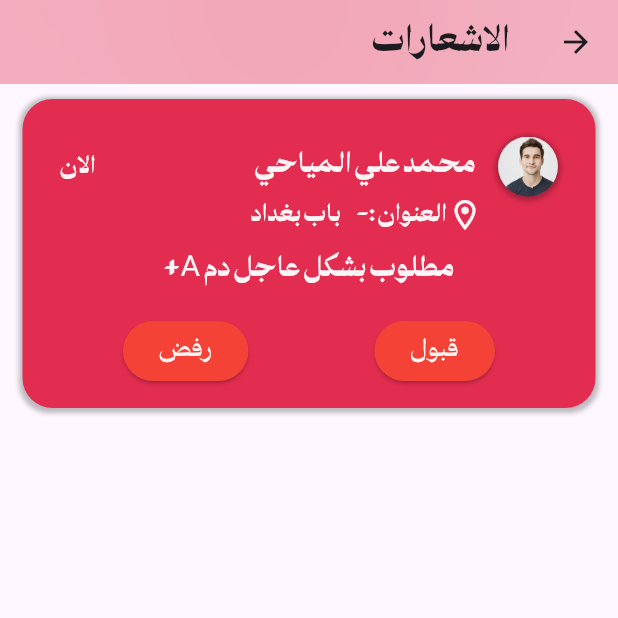
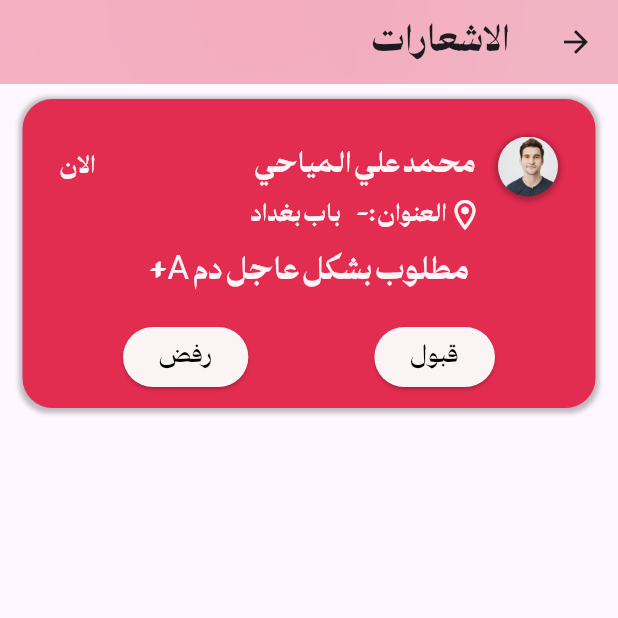
Before and after one commit to KarrarAlmayyahi/BloodBank2024, a Flutter app: the notify screen opened directly, on a phone screen of 412 x 824 dp, the top half of it. Run offline on Flutter 3.47's test engine with Material 3 defaults, Android fonts, the phone set to English and light mode, and no system bars; our stand-ins replace carousel_slider, fl_chart, font_awesome_flutter, get, persistent_bottom_nav_bar_v2.

Commit message:
Update notification.dart

```diff
--- a/lib/view/pages/notification/notification.dart
+++ b/lib/view/pages/notification/notification.dart
@@ -30,8 +30,8 @@ class notify extends StatelessWidget {
               ),
             ),
           ),
-        ),
-        elevation: 0,
+        ), // Match the AppBar color with the background
+        elevation: 0, // Remove shadow
       ),
       body: Padding(
         padding: const EdgeInsets.symmetric(vertical: 10, horizontal: 15),
@@ -130,7 +130,7 @@ class notify extends StatelessWidget {
                   'مطلوب بشكل عاجل دم A+',
                   style: TextStyle(
                       fontFamily: 'ManchetteFineExtraBold',
-                      fontSize: 20,
+                      fontSize: 22,
                       color: tertiaryColor),
                 ),
                 const SizedBox(height: 16),
@@ -142,26 +142,26 @@ class notify extends StatelessWidget {
                         // Handle button press
                       },
                       style: ElevatedButton.styleFrom(
-                        backgroundColor: Colors.red,
+                        backgroundColor: tertiaryColor,
                       ),
                       child: const Text('قبول',
                           style: TextStyle(
                               fontFamily: 'ManchetteFineMedium',
                               fontSize: 18,
-                              color: tertiaryColor)),
+                              color: fourthColor)),
                     ),
                     ElevatedButton(
                       onPressed: () {
                         // Handle button press
                       },
                       style: ElevatedButton.styleFrom(
-                        backgroundColor: Colors.red,
+                        backgroundColor: tertiaryColor,
                       ),
                       child: const Text('رفض',
                           style: TextStyle(
                               fontFamily: 'ManchetteFineMedium',
                               fontSize: 18,
-                              color: tertiaryColor)),
+                              color: fourthColor)),
                     ),
                   ],
                 ),
```
